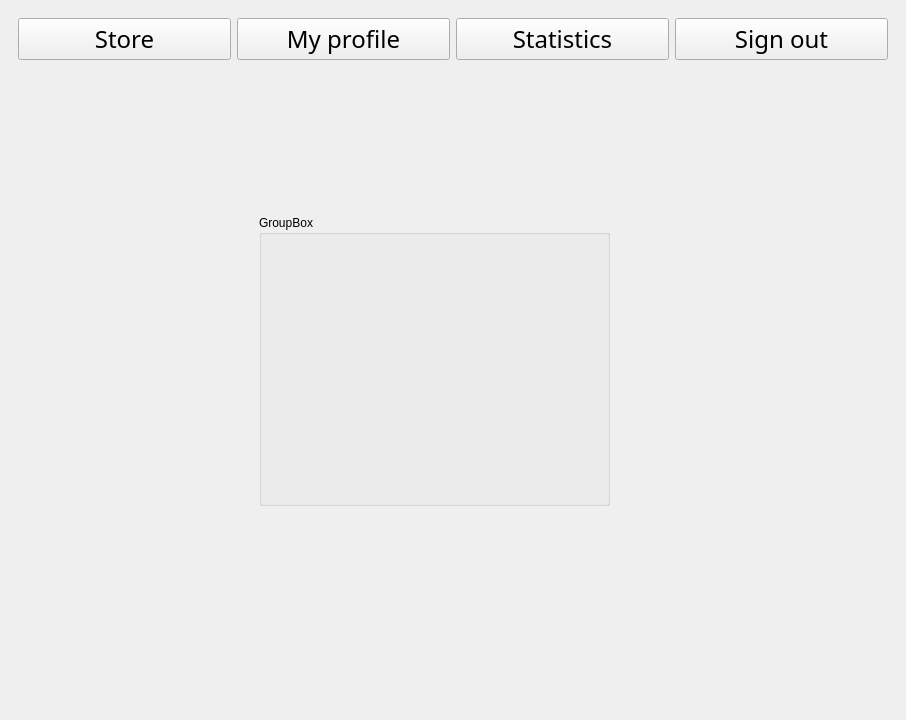
Before: the Qt Designer form desktop_app/GUI/UI/MainWindow.ui in aobolensk/webforces, drawn with Qt 5.
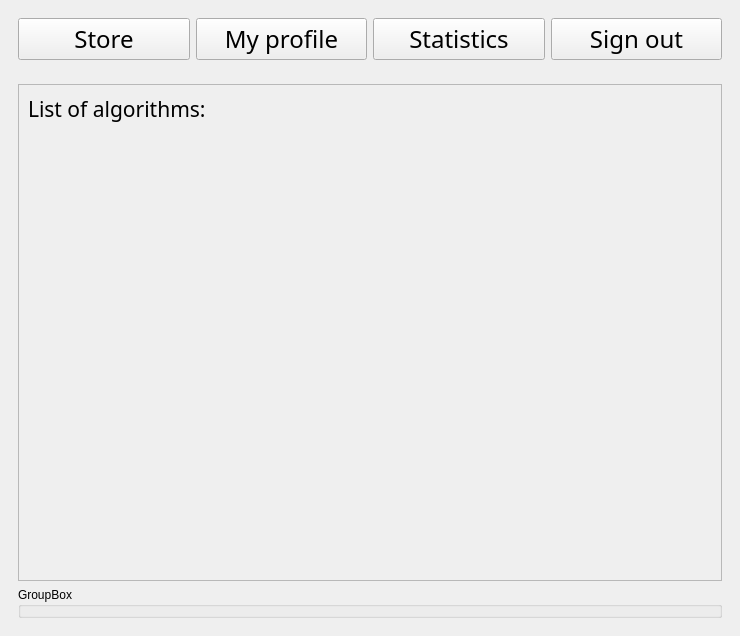
After: the same form once the commit is applied.

```diff
--- a/desktop_app/GUI/UI/MainWindow.ui
+++ b/desktop_app/GUI/UI/MainWindow.ui
@@ -6,8 +6,8 @@
    <rect>
     <x>0</x>
     <y>0</y>
-    <width>906</width>
-    <height>720</height>
+    <width>740</width>
+    <height>636</height>
    </rect>
   </property>
   <property name="windowTitle">
@@ -124,19 +124,50 @@
       <property name="accessibleName">
        <string notr="true"/>
       </property>
-      <widget class="QGroupBox" name="InfoField">
+      <layout class="QVBoxLayout" name="verticalLayout_3">
+       <item>
+        <widget class="QScrollArea" name="algsField">
+         <property name="widgetResizable">
+          <bool>true</bool>
+         </property>
+         <widget class="QWidget" name="scrollAreaWidgetContents">
        <property name="geometry">
         <rect>
-         <x>250</x>
-         <y>140</y>
-         <width>351</width>
-         <height>291</height>
-        </rect>
-       </property>
+            <x>0</x>
+            <y>0</y>
+            <width>694</width>
+            <height>500</height>
+           </rect>
+          </property>
+          <layout class="QVBoxLayout" name="verticalLayout_2">
+           <item>
+            <widget class="QLabel" name="label_8">
+             <property name="font">
+              <font>
+               <family>Calibri Light</family>
+               <pointsize>16</pointsize>
+              </font>
+             </property>
+             <property name="text">
+              <string>List of algorithms:</string>
+             </property>
+             <property name="alignment">
+              <set>Qt::AlignLeading|Qt::AlignLeft|Qt::AlignTop</set>
+             </property>
+            </widget>
+           </item>
+          </layout>
+         </widget>
+        </widget>
+       </item>
+       <item>
+        <widget class="QGroupBox" name="InfoField">
        <property name="title">
         <string>GroupBox</string>
        </property>
       </widget>
+       </item>
+      </layout>
      </widget>
     </item>
    </layout>
```
Lines whose indentation alone changed are shown as unchanged.
